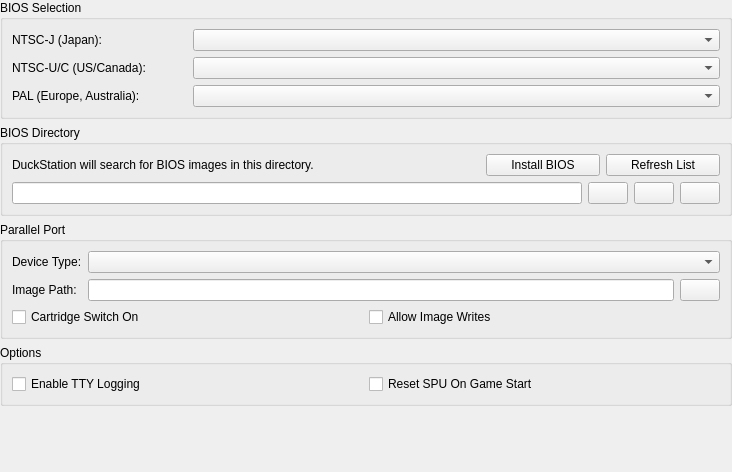
The window that src/duckstation-qt/biossettingswidget.ui (stenzek/duckstation) describes before a commit, drawn with Qt 5.
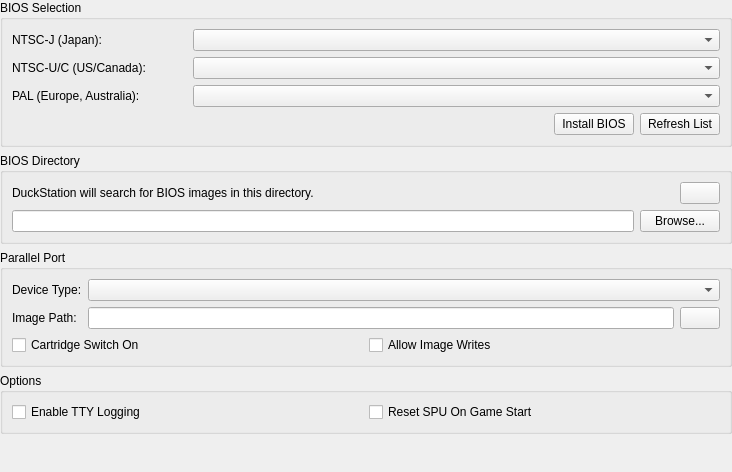
The same window after the commit. Icons and pictures are not drawn.

Commit message:
Qt: Move folder open/reset actions into overflow menu
Also moves the BIOS install/refresh buttons into the BIOS selection group.

What changed in the file:
```diff
--- a/src/duckstation-qt/biossettingswidget.ui
+++ b/src/duckstation-qt/biossettingswidget.ui
@@ -80,6 +80,45 @@
         </property>
        </widget>
       </item>
+      <item row="3" column="0" colspan="2">
+       <layout class="QHBoxLayout" name="biosButtonsLayout">
+        <item>
+         <spacer name="biosButtonsSpacer">
+          <property name="orientation">
+           <enum>Qt::Orientation::Horizontal</enum>
+          </property>
+          <property name="sizeHint" stdset="0">
+           <size>
+            <width>0</width>
+            <height>0</height>
+           </size>
+          </property>
+         </spacer>
+        </item>
+        <item>
+         <widget class="QPushButton" name="install">
+          <property name="text">
+           <string>Install BIOS</string>
+          </property>
+          <property name="icon">
+           <iconset resource="resources/duckstation-qt.qrc">
+            <normaloff>:/icons/monochrome/svg/file-add-line.svg</normaloff>:/icons/monochrome/svg/file-add-line.svg</iconset>
+          </property>
+         </widget>
+        </item>
+        <item>
+         <widget class="QPushButton" name="rescan">
+          <property name="text">
+           <string>Refresh List</string>
+          </property>
+          <property name="icon">
+           <iconset resource="resources/duckstation-qt.qrc">
+            <normaloff>:/icons/monochrome/svg/refresh-line.svg</normaloff>:/icons/monochrome/svg/refresh-line.svg</iconset>
+          </property>
+         </widget>
+        </item>
+       </layout>
+      </item>
      </layout>
     </widget>
    </item>
@@ -99,31 +138,16 @@
         </property>
        </widget>
       </item>
-      <item row="0" column="2">
-       <layout class="QHBoxLayout" name="horizontalLayout">
-        <item>
-         <widget class="QPushButton" name="install">
-          <property name="text">
-           <string>Install BIOS</string>
-          </property>
-          <property name="icon">
-           <iconset resource="resources/duckstation-qt.qrc">
-            <normaloff>:/icons/monochrome/svg/file-add-line.svg</normaloff>:/icons/monochrome/svg/file-add-line.svg</iconset>
-          </property>
-         </widget>
-        </item>
-        <item>
-         <widget class="QPushButton" name="rescan">
-          <property name="text">
-           <string>Refresh List</string>
-          </property>
-          <property name="icon">
-           <iconset resource="resources/duckstation-qt.qrc">
-            <normaloff>:/icons/monochrome/svg/refresh-line.svg</normaloff>:/icons/monochrome/svg/refresh-line.svg</iconset>
-          </property>
-         </widget>
-        </item>
-       </layout>
+      <item row="0" column="2" alignment="Qt::AlignmentFlag::AlignRight|Qt::AlignmentFlag::AlignTop">
+       <widget class="QPushButton" name="searchDirectoryMore">
+        <property name="toolTip">
+         <string>More Options</string>
+        </property>
+        <property name="icon">
+         <iconset resource="resources/duckstation-qt.qrc">
+          <normaloff>:/icons/monochrome/svg/more-fill.svg</normaloff>:/icons/monochrome/svg/more-fill.svg</iconset>
+        </property>
+       </widget>
       </item>
       <item row="1" column="0" colspan="3">
        <layout class="QHBoxLayout" name="directoryGroupBoxHorizontalLayout">
@@ -132,7 +156,7 @@
         </item>
         <item>
          <widget class="QPushButton" name="browseSearchDirectory">
-          <property name="toolTip">
+          <property name="text">
            <string>Browse...</string>
           </property>
           <property name="icon">
@@ -141,28 +165,6 @@
           </property>
          </widget>
         </item>
-        <item>
-         <widget class="QPushButton" name="searchDirectoryOpen">
-          <property name="toolTip">
-           <string>Open...</string>
-          </property>
-          <property name="icon">
-           <iconset resource="resources/duckstation-qt.qrc">
-            <normaloff>:/icons/monochrome/svg/open-folder-line.svg</normaloff>:/icons/monochrome/svg/open-folder-line.svg</iconset>
-          </property>
-         </widget>
-        </item>
-        <item>
-         <widget class="QPushButton" name="searchDirectoryReset">
-          <property name="toolTip">
-           <string>Reset</string>
-          </property>
-          <property name="icon">
-           <iconset resource="resources/duckstation-qt.qrc">
-            <normaloff>:/icons/monochrome/svg/delete-back-2-line.svg</normaloff>:/icons/monochrome/svg/delete-back-2-line.svg</iconset>
-          </property>
-         </widget>
-        </item>
        </layout>
       </item>
      </layout>
```
The commit also changes 12 other files.
